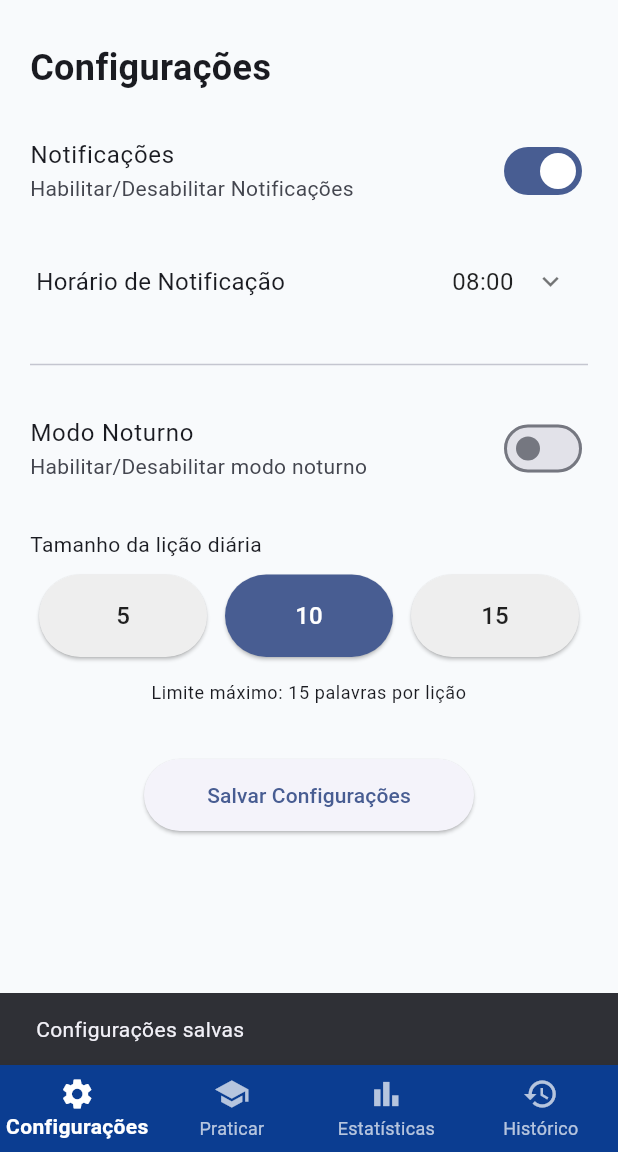
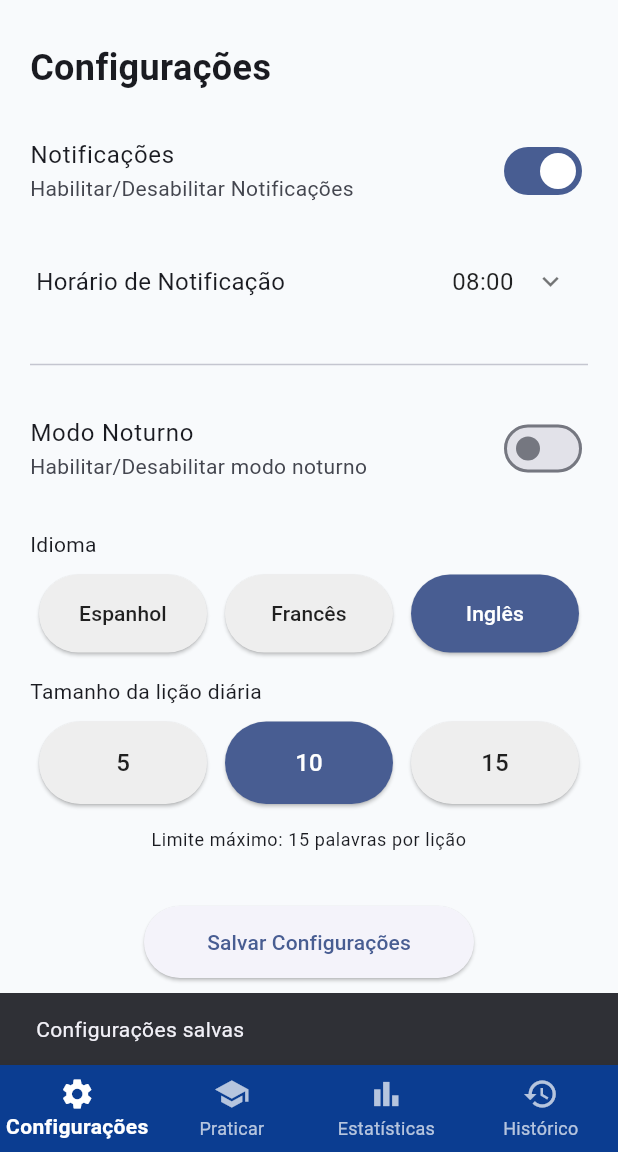
Before and after one commit to alexandresantosrn/flutter-app-project, a Flutter app: the screen it shows after launch, after a tap on "Salvar Configurações", on a phone screen of 412 x 824 dp, the part 84-1236 px from its top. Run offline on Flutter 3.47's test engine with Material 3 defaults, Android fonts, the phone set to English and light mode, and no system bars; our stand-ins replace logger.

Commit message:
develop: adding languages.

```diff
--- a/flutter_app_project/lib/pages/settings_page.dart
+++ b/flutter_app_project/lib/pages/settings_page.dart
@@ -13,6 +13,7 @@ class _SettingsPageState extends State<SettingsPage> {
   String _notificationTime = '08:00';
   bool _darkMode = false;
   int _dailyLessonSize = 10;
+  String _language = 'Inglês';
 
   late final List<String> _halfHourTimes;
 
@@ -142,10 +143,15 @@ class _SettingsPageState extends State<SettingsPage> {
     logger.i('Tamanho da lição diária: $value palavras');
   }
 
+  void _onLanguageChanged(String value) {
+    setState(() => _language = value);
+    logger.i('Idioma selecionado: $_language');
+  }
+
   void _saveSettings() {
     logger.i('Salvar configurações: notifications=$_notificationsEnabled, '
         'notificationTime=$_notificationTime, '
-        'darkMode=$_darkMode, dailyLessonSize=$_dailyLessonSize');
+        'darkMode=$_darkMode, dailyLessonSize=$_dailyLessonSize, language=$_language');
     ScaffoldMessenger.of(context).showSnackBar(
       const SnackBar(content: Text('Configurações salvas')),
     );
@@ -184,6 +190,40 @@ class _SettingsPageState extends State<SettingsPage> {
         buildButton(10),
         buildButton(15),
       ],
+    );
+  }
+
+  Widget _buildLanguageButtons(BuildContext context) {
+    final theme = Theme.of(context);
+    final selectedColor = theme.colorScheme.primary;
+    final unselectedBg = Colors.grey.shade200;
+    final unselectedFg = Colors.black87;
+    final options = ['Espanhol', 'Francês', 'Inglês'];
+
+    Widget buildButton(String value) {
+      final isSelected = _language == value;
+      return Expanded(
+        child: Padding(
+          padding: const EdgeInsets.symmetric(horizontal: 6.0),
+          child: ElevatedButton(
+            onPressed: () => _onLanguageChanged(value),
+            style: ElevatedButton.styleFrom(
+              backgroundColor: isSelected ? selectedColor : unselectedBg,
+              foregroundColor: isSelected ? Colors.white : unselectedFg,
+              padding: const EdgeInsets.symmetric(vertical: 16),
+            ),
+            child: Text(
+              value,
+              textAlign: TextAlign.center,
+              style: const TextStyle(fontSize: 14),
+            ),
+          ),
+        ),
+      );
+    }
+
+    return Row(
+      children: options.map(buildButton).toList(),
     );
   }
 
@@ -291,6 +331,15 @@ class _SettingsPageState extends State<SettingsPage> {
 
         const SizedBox(height: 18),
 
+        // Idioma posicionado acima dos botões da lição diária
+        const Padding(
+          padding: EdgeInsets.only(bottom: 10.0),
+          child: Text('Idioma'),
+        ),
+        _buildLanguageButtons(context),
+
+        const SizedBox(height: 16),
+
         const Padding(
           padding: EdgeInsets.only(bottom: 10.0),
           child: Text('Tamanho da lição diária'),
```
